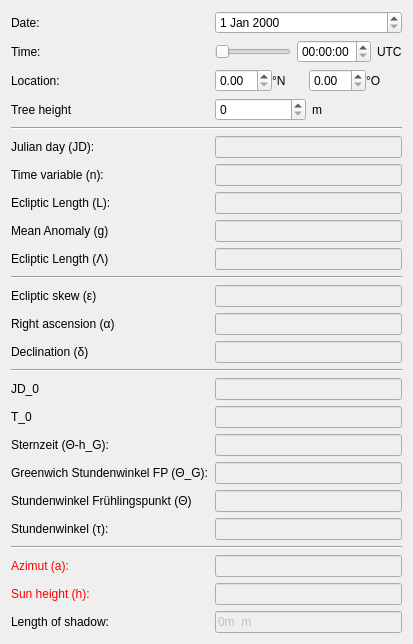
Above: Python/Shadow/ui/Data.ui from afester/CodeSamples before the change. Below: the same form after it.
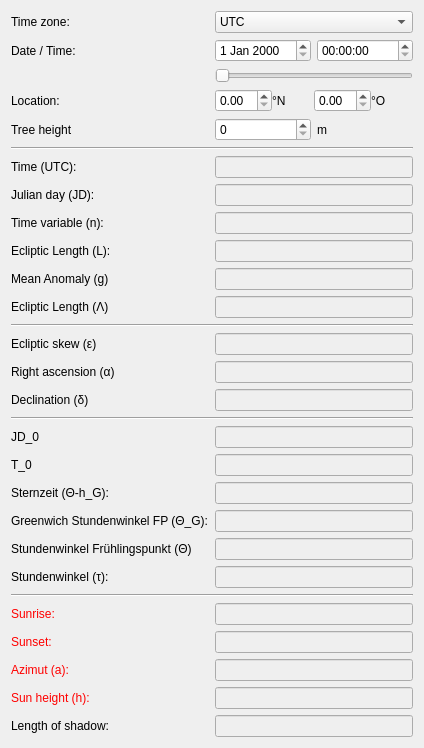
That is the form after the change.

Commit message: Working on shadow simulation

Patch:
```diff
--- a/Python/Shadow/ui/Data.ui
+++ b/Python/Shadow/ui/Data.ui
@@ -6,8 +6,8 @@
    <rect>
     <x>0</x>
     <y>0</y>
-    <width>413</width>
-    <height>602</height>
+    <width>424</width>
+    <height>705</height>
    </rect>
   </property>
   <property name="windowTitle">
@@ -17,57 +17,122 @@
    <item>
     <layout class="QFormLayout" name="formLayout">
      <item row="0" column="0">
-      <widget class="QLabel" name="label">
+      <widget class="QLabel" name="timeZoneLabel">
        <property name="text">
-        <string>Date:</string>
+        <string>Time zone:</string>
        </property>
       </widget>
      </item>
      <item row="0" column="1">
-      <widget class="QDateEdit" name="dateEdit"/>
+      <widget class="QComboBox" name="timeZoneComboBox">
+       <property name="currentIndex">
+        <number>6</number>
+       </property>
+       <item>
+        <property name="text">
+         <string>UTC-6</string>
+        </property>
+       </item>
+       <item>
+        <property name="text">
+         <string>UTC-5</string>
+        </property>
+       </item>
+       <item>
+        <property name="text">
+         <string>UTC-4</string>
+        </property>
+       </item>
+       <item>
+        <property name="text">
+         <string>UTC-3</string>
+        </property>
+       </item>
+       <item>
+        <property name="text">
+         <string>UTC-2</string>
+        </property>
+       </item>
+       <item>
+        <property name="text">
+         <string>UTC-1</string>
+        </property>
+       </item>
+       <item>
+        <property name="text">
+         <string>UTC</string>
+        </property>
+       </item>
+       <item>
+        <property name="text">
+         <string>UTC+1</string>
+        </property>
+       </item>
+       <item>
+        <property name="text">
+         <string>UTC+2</string>
+        </property>
+       </item>
+       <item>
+        <property name="text">
+         <string>UTC+3</string>
+        </property>
+       </item>
+       <item>
+        <property name="text">
+         <string>UTC+4</string>
+        </property>
+       </item>
+       <item>
+        <property name="text">
+         <string>UTC+5</string>
+        </property>
+       </item>
+       <item>
+        <property name="text">
+         <string>UTC+6</string>
+        </property>
+       </item>
+      </widget>
      </item>
      <item row="1" column="0">
-      <widget class="QLabel" name="label_4">
+      <widget class="QLabel" name="label">
        <property name="text">
-        <string>Time:</string>
+        <string>Date / Time:</string>
        </property>
       </widget>
      </item>
      <item row="1" column="1">
       <layout class="QHBoxLayout" name="horizontalLayout">
        <item>
-        <widget class="QSlider" name="timeSlider">
-         <property name="minimum">
-          <number>240</number>
-         </property>
-         <property name="maximum">
-          <number>1320</number>
-         </property>
-         <property name="orientation">
-          <enum>Qt::Horizontal</enum>
-         </property>
-        </widget>
+        <widget class="QDateEdit" name="dateEdit"/>
        </item>
        <item>
         <widget class="QTimeEdit" name="timeEdit"/>
        </item>
-       <item>
-        <widget class="QLabel" name="label_5">
-         <property name="text">
-          <string>UTC</string>
-         </property>
-        </widget>
-       </item>
       </layout>
      </item>
-     <item row="2" column="0">
+     <item row="2" column="1">
+      <widget class="QSlider" name="timeSlider">
+       <property name="minimum">
+        <number>240</number>
+       </property>
+       <property name="maximum">
+        <number>1320</number>
+       </property>
+       <property name="orientation">
+        <enum>Qt::Horizontal</enum>
+       </property>
+      </widget>
+     </item>
+     <item row="3" column="0">
       <widget class="QLabel" name="label_2">
        <property name="text">
         <string>Location:</string>
        </property>
       </widget>
      </item>
-     <item row="2" column="1">
+     <item row="3" column="1">
       <layout class="QHBoxLayout" name="horizontalLayout_2">
        <property name="spacing">
         <number>0</number>
@@ -94,14 +159,14 @@
        </item>
       </layout>
      </item>
-     <item row="3" column="0">
+     <item row="4" column="0">
       <widget class="QLabel" name="treeHeightLabel">
        <property name="text">
         <string>Tree height</string>
        </property>
       </widget>
      </item>
-     <item row="3" column="1">
+     <item row="4" column="1">
       <layout class="QHBoxLayout" name="horizontalLayout_3">
        <item>
         <widget class="QSpinBox" name="treeHeightLineEdit">
@@ -119,21 +184,38 @@
        </item>
       </layout>
      </item>
-     <item row="4" column="0" colspan="2">
+     <item row="5" column="0" colspan="2">
       <widget class="Line" name="line">
        <property name="orientation">
         <enum>Qt::Horizontal</enum>
        </property>
       </widget>
      </item>
-     <item row="5" column="0">
+     <item row="6" column="0">
+      <widget class="QLabel" name="timeUTCLabel">
+       <property name="text">
+        <string>Time (UTC):</string>
+       </property>
+      </widget>
+     </item>
+     <item row="6" column="1">
+      <widget class="QLineEdit" name="timeUTCLineEdit">
+       <property name="enabled">
+        <bool>false</bool>
+       </property>
+       <property name="readOnly">
+        <bool>true</bool>
+       </property>
+      </widget>
+     </item>
+     <item row="7" column="0">
       <widget class="QLabel" name="jDLabel">
        <property name="text">
         <string>Julian day (JD):</string>
        </property>
       </widget>
      </item>
-     <item row="5" column="1">
+     <item row="7" column="1">
       <widget class="QLineEdit" name="jDLineEdit">
        <property name="enabled">
         <bool>false</bool>
@@ -143,14 +225,14 @@
        </property>
       </widget>
      </item>
-     <item row="6" column="0">
+     <item row="8" column="0">
       <widget class="QLabel" name="timeVariableNLabel">
        <property name="text">
         <string>Time variable (n):</string>
        </property>
       </widget>
      </item>
-     <item row="6" column="1">
+     <item row="8" column="1">
       <widget class="QLineEdit" name="timeVariableNLineEdit">
        <property name="enabled">
         <bool>false</bool>
@@ -160,14 +242,14 @@
        </property>
       </widget>
      </item>
-     <item row="7" column="0">
+     <item row="9" column="0">
       <widget class="QLabel" name="eclipticLengthLLabel">
        <property name="text">
         <string>Ecliptic Length (L):</string>
        </property>
       </widget>
      </item>
-     <item row="7" column="1">
+     <item row="9" column="1">
       <widget class="QLineEdit" name="LVariableLineEdit">
        <property name="enabled">
         <bool>false</bool>
@@ -177,14 +259,14 @@
        </property>
       </widget>
      </item>
-     <item row="8" column="0">
+     <item row="10" column="0">
       <widget class="QLabel" name="meanAnomalyGLabel">
        <property name="text">
         <string>Mean Anomaly (g)</string>
        </property>
       </widget>
      </item>
-     <item row="8" column="1">
+     <item row="10" column="1">
       <widget class="QLineEdit" name="meanAnomalyGLineEdit">
        <property name="enabled">
         <bool>false</bool>
@@ -194,14 +276,14 @@
        </property>
       </widget>
      </item>
-     <item row="9" column="0">
+     <item row="11" column="0">
       <widget class="QLabel" name="eclipticLengthLabel">
        <property name="text">
         <string>Ecliptic Length (Λ)</string>
        </property>
       </widget>
      </item>
-     <item row="9" column="1">
+     <item row="11" column="1">
       <widget class="QLineEdit" name="eclipticLengthLineEdit">
        <property name="enabled">
         <bool>false</bool>
@@ -211,21 +293,21 @@
        </property>
       </widget>
      </item>
-     <item row="10" column="0" colspan="2">
+     <item row="12" column="0" colspan="2">
       <widget class="Line" name="line_2">
        <property name="orientation">
         <enum>Qt::Horizontal</enum>
        </property>
       </widget>
      </item>
-     <item row="11" column="0">
+     <item row="13" column="0">
       <widget class="QLabel" name="eclipticSkewLabel">
        <property name="text">
         <string>Ecliptic skew (ε)</string>
        </property>
       </widget>
      </item>
-     <item row="11" column="1">
+     <item row="13" column="1">
       <widget class="QLineEdit" name="eclipticSkewLineEdit">
        <property name="enabled">
         <bool>false</bool>
@@ -235,14 +317,14 @@
        </property>
       </widget>
      </item>
-     <item row="12" column="0">
+     <item row="14" column="0">
       <widget class="QLabel" name="rightAscensionLabel">
        <property name="text">
         <string>Right ascension (α)</string>
        </property>
       </widget>
      </item>
-     <item row="12" column="1">
+     <item row="14" column="1">
       <widget class="QLineEdit" name="rightAscensionLineEdit">
        <property name="enabled">
         <bool>false</bool>
@@ -252,14 +334,14 @@
        </property>
       </widget>
      </item>
-     <item row="13" column="0">
+     <item row="15" column="0">
       <widget class="QLabel" name="declinationLabel">
        <property name="text">
         <string>Declination (δ)</string>
        </property>
       </widget>
      </item>
-     <item row="13" column="1">
+     <item row="15" column="1">
       <widget class="QLineEdit" name="declinationLineEdit">
        <property name="enabled">
         <bool>false</bool>
@@ -269,21 +351,21 @@
        </property>
       </widget>
      </item>
-     <item row="14" column="0" colspan="2">
+     <item row="16" column="0" colspan="2">
       <widget class="Line" name="line_3">
        <property name="orientation">
         <enum>Qt::Horizontal</enum>
        </property>
       </widget>
      </item>
-     <item row="15" column="0">
+     <item row="17" column="0">
       <widget class="QLabel" name="jD_0Label">
        <property name="text">
         <string>JD_0</string>
        </property>
       </widget>
      </item>
-     <item row="15" column="1">
+     <item row="17" column="1">
       <widget class="QLineEdit" name="jD_0LineEdit">
        <property name="enabled">
         <bool>false</bool>
@@ -293,14 +375,14 @@
        </property>
       </widget>
      </item>
-     <item row="16" column="0">
+     <item row="18" column="0">
       <widget class="QLabel" name="t_0Label">
        <property name="text">
         <string>T_0</string>
        </property>
       </widget>
      </item>
-     <item row="16" column="1">
+     <item row="18" column="1">
       <widget class="QLineEdit" name="t_0LineEdit">
        <property name="enabled">
         <bool>false</bool>
@@ -310,14 +392,14 @@
        </property>
       </widget>
      </item>
-     <item row="17" column="0">
+     <item row="19" column="0">
       <widget class="QLabel" name="sternzeitH_GLabel">
        <property name="text">
         <string>Sternzeit (Θ-h_G):</string>
        </property>
       </widget>
      </item>
-     <item row="17" column="1">
+     <item row="19" column="1">
       <widget class="QLineEdit" name="sternzeitH_GLineEdit">
        <property name="enabled">
         <bool>false</bool>
@@ -327,14 +409,14 @@
        </property>
       </widget>
      </item>
-     <item row="18" column="0">
+     <item row="20" column="0">
       <widget class="QLabel" name="greenwichStundenwinkelFP_GLabel">
        <property name="text">
         <string>Greenwich Stundenwinkel FP (Θ_G):</string>
        </property>
       </widget>
      </item>
-     <item row="18" column="1">
+     <item row="20" column="1">
       <widget class="QLineEdit" name="greenwichStundenwinkelFP_GLineEdit">
        <property name="enabled">
         <bool>false</bool>
@@ -344,14 +426,14 @@
        </property>
       </widget>
      </item>
-     <item row="19" column="0">
+     <item row="21" column="0">
       <widget class="QLabel" name="stundenwinkelFrHlingspunktLabel">
        <property name="text">
         <string>Stundenwinkel Frühlingspunkt (Θ)</string>
        </property>
       </widget>
      </item>
-     <item row="19" column="1">
+     <item row="21" column="1">
       <widget class="QLineEdit" name="stundenwinkelFrHlingspunktLineEdit">
        <property name="enabled">
         <bool>false</bool>
@@ -361,14 +443,14 @@
        </property>
       </widget>
      </item>
-     <item row="20" column="0">
+     <item row="22" column="0">
       <widget class="QLabel" name="stundenwinkelLabel">
        <property name="text">
         <string>Stundenwinkel (τ):</string>
        </property>
       </widget>
      </item>
-     <item row="20" column="1">
+     <item row="22" column="1">
       <widget class="QLineEdit" name="stundenwinkelLineEdit">
        <property name="enabled">
         <bool>false</bool>
@@ -378,14 +460,122 @@
        </property>
       </widget>
      </item>
-     <item row="21" column="0" colspan="2">
+     <item row="23" column="0" colspan="2">
       <widget class="Line" name="line_5">
        <property name="orientation">
         <enum>Qt::Horizontal</enum>
        </property>
       </widget>
      </item>
-     <item row="22" column="0">
+     <item row="24" column="0">
+      <widget class="QLabel" name="sunriseLabel">
+       <property name="palette">
+        <palette>
+         <active>
+          <colorrole role="WindowText">
+           <brush brushstyle="SolidPattern">
+            <color alpha="255">
+             <red>255</red>
+             <green>0</green>
+             <blue>0</blue>
+            </color>
+           </brush>
+          </colorrole>
+         </active>
+         <inactive>
+          <colorrole role="WindowText">
+           <brush brushstyle="SolidPattern">
+            <color alpha="255">
+             <red>255</red>
+             <green>0</green>
+             <blue>0</blue>
+            </color>
+           </brush>
+          </colorrole>
+         </inactive>
+         <disabled>
+          <colorrole role="WindowText">
+           <brush brushstyle="SolidPattern">
+            <color alpha="255">
+             <red>120</red>
+             <green>120</green>
+             <blue>120</blue>
+            </color>
+           </brush>
+          </colorrole>
+         </disabled>
+        </palette>
+       </property>
+       <property name="text">
+        <string>Sunrise:</string>
+       </property>
+      </widget>
+     </item>
+     <item row="24" column="1">
+      <widget class="QLineEdit" name="sunriseLineEdit">
+       <property name="enabled">
+        <bool>false</bool>
+       </property>
+       <property name="readOnly">
+        <bool>true</bool>
+       </property>
+      </widget>
+     </item>
+     <item row="25" column="0">
+      <widget class="QLabel" name="sunsetLabel">
+       <property name="palette">
+        <palette>
+         <active>
+          <colorrole role="WindowText">
+           <brush brushstyle="SolidPattern">
+            <color alpha="255">
+             <red>255</red>
+             <green>0</green>
+             <blue>0</blue>
+            </color>
+           </brush>
+          </colorrole>
+         </active>
+         <inactive>
+          <colorrole role="WindowText">
+           <brush brushstyle="SolidPattern">
+            <color alpha="255">
+             <red>255</red>
+             <green>0</green>
+             <blue>0</blue>
+            </color>
+           </brush>
+          </colorrole>
+         </inactive>
+         <disabled>
+          <colorrole role="WindowText">
+           <brush brushstyle="SolidPattern">
+            <color alpha="255">
+             <red>120</red>
+             <green>120</green>
+             <blue>120</blue>
+            </color>
+           </brush>
+          </colorrole>
+         </disabled>
+        </palette>
+       </property>
+       <property name="text">
+        <string>Sunset:</string>
+       </property>
+      </widget>
+     </item>
+     <item row="25" column="1">
+      <widget class="QLineEdit" name="sunsetLineEdit">
+       <property name="enabled">
+        <bool>false</bool>
+       </property>
+       <property name="readOnly">
+        <bool>true</bool>
+       </property>
+      </widget>
+     </item>
+     <item row="26" column="0">
       <widget class="QLabel" name="azimutALabel">
        <property name="palette">
         <palette>
@@ -429,7 +619,7 @@
        </property>
       </widget>
      </item>
-     <item row="22" column="1">
+     <item row="26" column="1">
       <widget class="QLineEdit" name="azimutALineEdit">
        <property name="enabled">
         <bool>false</bool>
@@ -439,7 +629,7 @@
        </property>
       </widget>
      </item>
-     <item row="23" column="0">
+     <item row="27" column="0">
       <widget class="QLabel" name="sunHeightHLabel">
        <property name="palette">
         <palette>
@@ -483,7 +673,7 @@
        </property>
       </widget>
      </item>
-     <item row="23" column="1">
+     <item row="27" column="1">
       <widget class="QLineEdit" name="sunHeightHLineEdit">
        <property name="enabled">
         <bool>false</bool>
@@ -493,23 +683,23 @@
        </property>
       </widget>
      </item>
-     <item row="24" column="0">
+     <item row="28" column="0">
       <widget class="QLabel" name="label_6">
        <property name="text">
         <string>Length of shadow:</string>
        </property>
       </widget>
      </item>
-     <item row="24" column="1">
-      <widget class="QLineEdit" name="lineEdit_4">
+     <item row="28" column="1">
+      <widget class="QLineEdit" name="shadowLengthLineEdit">
        <property name="enabled">
         <bool>false</bool>
        </property>
        <property name="inputMask">
-        <string>nnn m</string>
+        <string/>
        </property>
        <property name="text">
-        <string>0m m</string>
+        <string/>
        </property>
        <property name="readOnly">
         <bool>true</bool>
```
Left out of the diff: 2 changed lines with no effect on the pictures. The commit also changes 3 other files.
